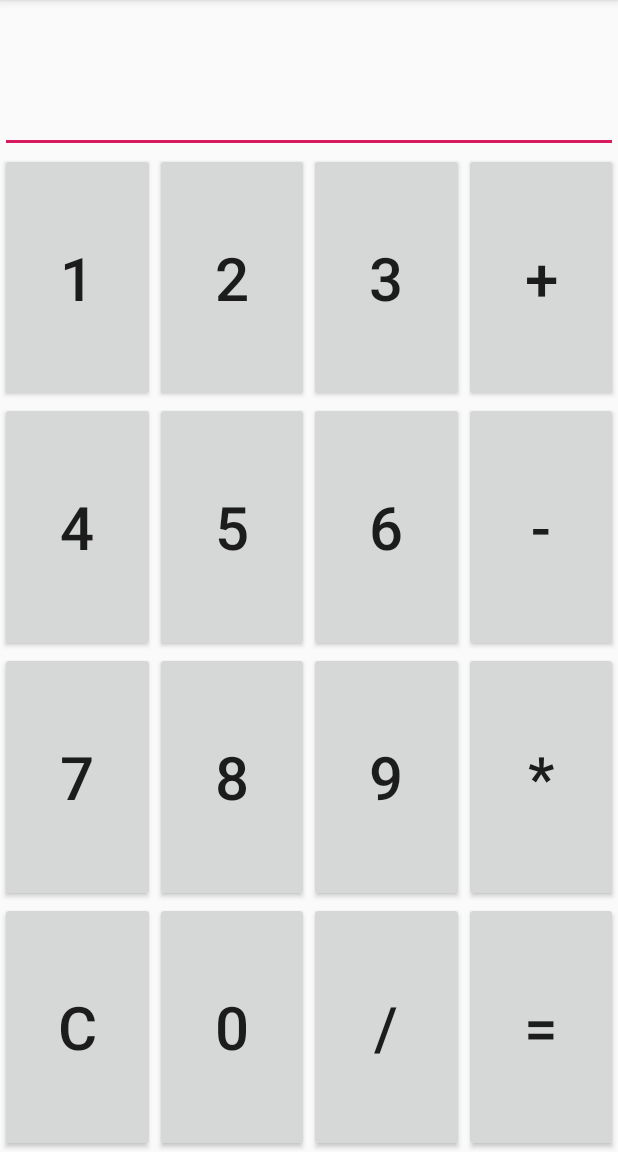
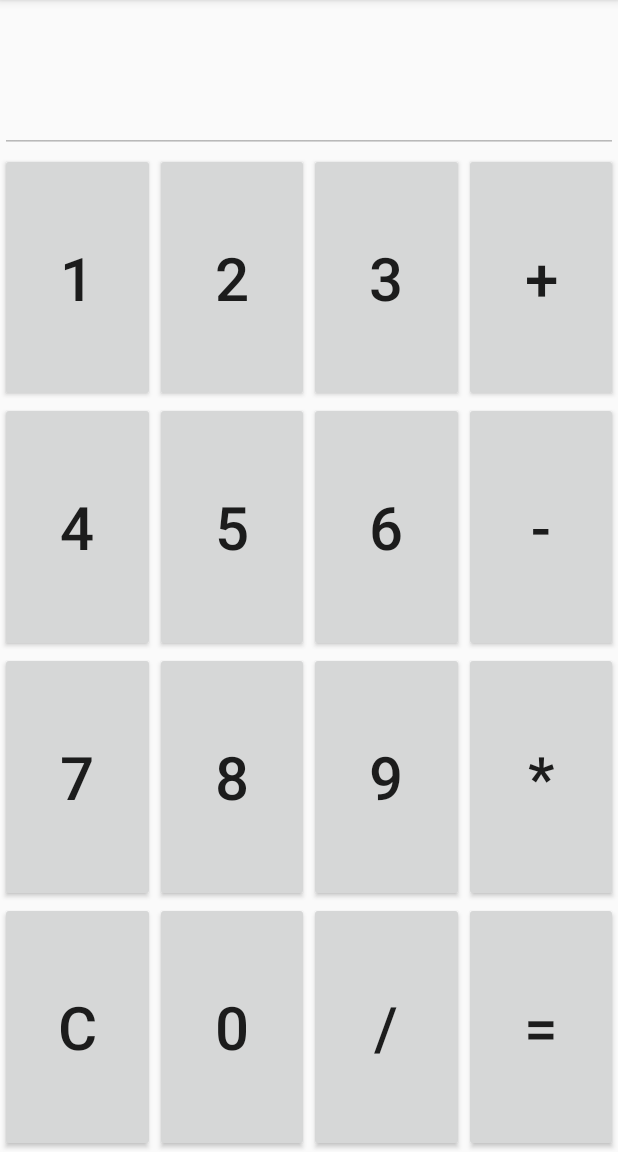
Before and after one commit to UtkrishtaBhattarai/Topic1, an Android app: the screen it shows after launch (CalculatorActivity), on a phone screen of 412 x 824 dp, the part 84-1236 px from its top. Run offline under Robolectric (Android 15) with nearby library versions, the phone set to English and light mode, and no system bars.

```diff
--- a/app/src/main/res/layout/activity_calculator.xml
+++ b/app/src/main/res/layout/activity_calculator.xml
@@ -19,8 +19,11 @@
         android:layout_height="wrap_content"
         android:layout_gravity="end"
         android:clickable="false"
+        android:enabled="false"
         android:gravity="right"
-        android:textSize="40dp" />
+        android:contextClickable="false"
+        android:textSize="40dp"
+        />
 
     <GridLayout
         android:layout_width="match_parent"
```
Also changed, not shown: app/src/main/res/drawable/andriod1.jpeg (added), app/src/main/res/drawable/andriod3.webp (added), app/src/main/res/drawable/android2.jpeg (added).
